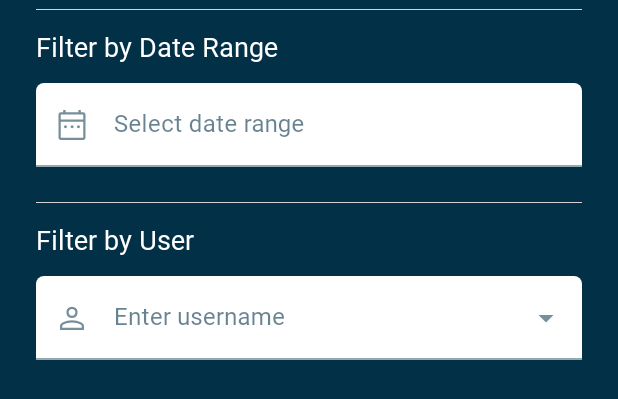
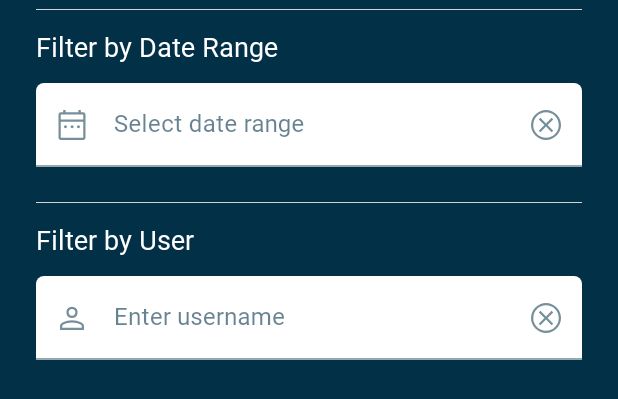
Before and after one commit to jakinng/the-postcard-project, an Android app: the layout fragment_home_backdrop.xml on its own in the app's theme, with its tools: preview values and no code run, on a phone screen of 412 x 824 dp. Shown: the part 267-666 px from the top of the screen. Run offline under Robolectric (Android 15) with nearby library versions, the phone set to English and light mode, and no system bars.

Commit message:
Added a "clear" functionality to the filter by date range and by username

```diff
--- /dev/null
+++ b/app/src/main/res/drawable/icon_cancel.xml
@@ -0,0 +1,10 @@
+<vector xmlns:android="http://schemas.android.com/apk/res/android"
+    android:width="24dp"
+    android:height="24dp"
+    android:viewportWidth="48"
+    android:viewportHeight="48"
+    android:tint="?attr/colorControlNormal">
+  <path
+      android:fillColor="@android:color/white"
+      android:pathData="M16.5,33.6 L24,26.1 31.5,33.6 33.6,31.5 26.1,24 33.6,16.5 31.5,14.4 24,21.9 16.5,14.4 14.4,16.5 21.9,24 14.4,31.5ZM24,44Q19.9,44 16.25,42.425Q12.6,40.85 9.875,38.125Q7.15,35.4 5.575,31.75Q4,28.1 4,24Q4,19.85 5.575,16.2Q7.15,12.55 9.875,9.85Q12.6,7.15 16.25,5.575Q19.9,4 24,4Q28.15,4 31.8,5.575Q35.45,7.15 38.15,9.85Q40.85,12.55 42.425,16.2Q44,19.85 44,24Q44,28.1 42.425,31.75Q40.85,35.4 38.15,38.125Q35.45,40.85 31.8,42.425Q28.15,44 24,44ZM24,41Q31.1,41 36.05,36.025Q41,31.05 41,24Q41,16.9 36.05,11.95Q31.1,7 24,7Q16.95,7 11.975,11.95Q7,16.9 7,24Q7,31.05 11.975,36.025Q16.95,41 24,41ZM24,24Q24,24 24,24Q24,24 24,24Q24,24 24,24Q24,24 24,24Q24,24 24,24Q24,24 24,24Q24,24 24,24Q24,24 24,24Z"/>
+</vector>
--- a/app/src/main/res/layout/fragment_home_backdrop.xml
+++ b/app/src/main/res/layout/fragment_home_backdrop.xml
@@ -97,7 +97,9 @@
             android:layout_width="match_parent"
             android:layout_height="wrap_content"
             android:hint="Select date range"
-            app:startIconDrawable="@drawable/icon_date_range">
+            app:startIconDrawable="@drawable/icon_date_range"
+            app:endIconMode="custom"
+            app:endIconDrawable="@drawable/icon_cancel">
 
             <com.google.android.material.textfield.TextInputEditText
                 android:inputType="none"
@@ -133,7 +135,9 @@
             android:layout_below="@id/tv_filter_user"
             android:hint="Enter username"
             app:startIconDrawable="@drawable/icon_person"
-            style="@style/Widget.MaterialComponents.TextInputLayout.FilledBox.ExposedDropdownMenu">
+            style="@style/Widget.MaterialComponents.TextInputLayout.FilledBox.ExposedDropdownMenu"
+            app:endIconMode="custom"
+            app:endIconDrawable="@drawable/icon_cancel" >
 
             <com.google.android.material.textfield.MaterialAutoCompleteTextView
                 android:singleLine="true"
```
Also changed, not shown: app/src/main/java/com/example/thepostcardproject/fragments/HomeBackdropFragment.java (+23 -1 lines), app/src/main/java/com/example/thepostcardproject/fragments/HomeFragment.java (+18 -1 lines).
